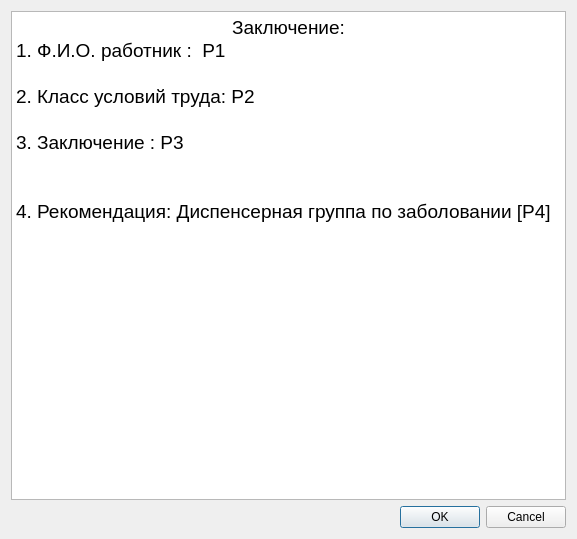
MafuraG/Zubopros, file diagnosisform.ui: the form before one commit.
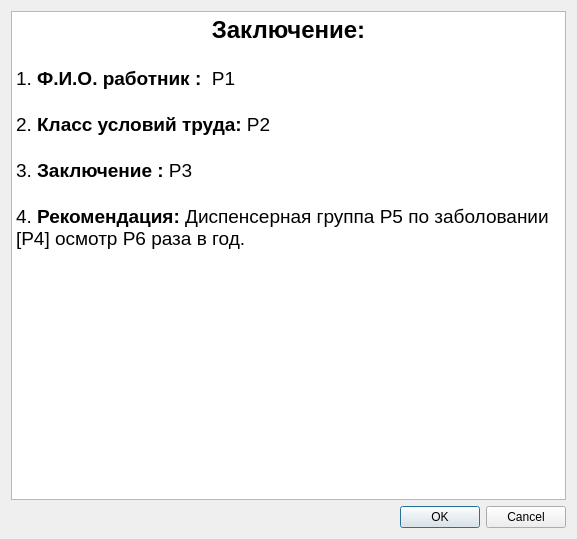
The form after the commit.

What changed in the file:
```diff
--- a/diagnosisform.ui
+++ b/diagnosisform.ui
@@ -21,15 +21,15 @@
 &lt;html&gt;&lt;head&gt;&lt;meta name=&quot;qrichtext&quot; content=&quot;1&quot; /&gt;&lt;style type=&quot;text/css&quot;&gt;
 p, li { white-space: pre-wrap; }
 &lt;/style&gt;&lt;/head&gt;&lt;body style=&quot; font-family:'MS Shell Dlg 2'; font-size:8.25pt; font-weight:400; font-style:normal;&quot;&gt;
-&lt;p align=&quot;center&quot; style=&quot; margin-top:0px; margin-bottom:0px; margin-left:0px; margin-right:0px; -qt-block-indent:0; text-indent:0px;&quot;&gt;&lt;span style=&quot; font-size:14pt;&quot;&gt;Заключение:&lt;/span&gt;&lt;/p&gt;
-&lt;p style=&quot; margin-top:0px; margin-bottom:0px; margin-left:0px; margin-right:0px; -qt-block-indent:0; text-indent:0px;&quot;&gt;&lt;span style=&quot; font-size:14pt;&quot;&gt;1. Ф.И.О. работник :  P1&lt;/span&gt;&lt;/p&gt;
+&lt;p align=&quot;center&quot; style=&quot; margin-top:0px; margin-bottom:0px; margin-left:0px; margin-right:0px; -qt-block-indent:0; text-indent:0px;&quot;&gt;&lt;span style=&quot; font-size:18pt; font-weight:600;&quot;&gt;Заключение:&lt;/span&gt;&lt;/p&gt;
+&lt;p align=&quot;center&quot; style=&quot;-qt-paragraph-type:empty; margin-top:0px; margin-bottom:0px; margin-left:0px; margin-right:0px; -qt-block-indent:0; text-indent:0px; font-size:14pt;&quot;&gt;&lt;br /&gt;&lt;/p&gt;
+&lt;p style=&quot; margin-top:0px; margin-bottom:0px; margin-left:0px; margin-right:0px; -qt-block-indent:0; text-indent:0px;&quot;&gt;&lt;span style=&quot; font-size:14pt;&quot;&gt;1.&lt;/span&gt;&lt;span style=&quot; font-size:14pt; font-weight:600;&quot;&gt; Ф.И.О. работник :&lt;/span&gt;&lt;span style=&quot; font-size:14pt;&quot;&gt;  P1&lt;/span&gt;&lt;/p&gt;
 &lt;p style=&quot;-qt-paragraph-type:empty; margin-top:0px; margin-bottom:0px; margin-left:0px; margin-right:0px; -qt-block-indent:0; text-indent:0px; font-size:14pt;&quot;&gt;&lt;br /&gt;&lt;/p&gt;
-&lt;p style=&quot; margin-top:0px; margin-bottom:0px; margin-left:0px; margin-right:0px; -qt-block-indent:0; text-indent:0px;&quot;&gt;&lt;span style=&quot; font-size:14pt;&quot;&gt;2. Класс условий труда: P2&lt;/span&gt;&lt;/p&gt;
+&lt;p style=&quot; margin-top:0px; margin-bottom:0px; margin-left:0px; margin-right:0px; -qt-block-indent:0; text-indent:0px;&quot;&gt;&lt;span style=&quot; font-size:14pt;&quot;&gt;2. &lt;/span&gt;&lt;span style=&quot; font-size:14pt; font-weight:600;&quot;&gt;Класс условий труда:&lt;/span&gt;&lt;span style=&quot; font-size:14pt;&quot;&gt; P2&lt;/span&gt;&lt;/p&gt;
 &lt;p style=&quot;-qt-paragraph-type:empty; margin-top:0px; margin-bottom:0px; margin-left:0px; margin-right:0px; -qt-block-indent:0; text-indent:0px; font-size:14pt;&quot;&gt;&lt;br /&gt;&lt;/p&gt;
-&lt;p style=&quot; margin-top:0px; margin-bottom:0px; margin-left:0px; margin-right:0px; -qt-block-indent:0; text-indent:0px;&quot;&gt;&lt;span style=&quot; font-size:14pt;&quot;&gt;3. Заключение : P3&lt;/span&gt;&lt;/p&gt;
+&lt;p style=&quot; margin-top:0px; margin-bottom:0px; margin-left:0px; margin-right:0px; -qt-block-indent:0; text-indent:0px;&quot;&gt;&lt;span style=&quot; font-size:14pt;&quot;&gt;3. &lt;/span&gt;&lt;span style=&quot; font-size:14pt; font-weight:600;&quot;&gt;Заключение :&lt;/span&gt;&lt;span style=&quot; font-size:14pt;&quot;&gt; P3&lt;/span&gt;&lt;/p&gt;
 &lt;p style=&quot;-qt-paragraph-type:empty; margin-top:0px; margin-bottom:0px; margin-left:0px; margin-right:0px; -qt-block-indent:0; text-indent:0px; font-size:14pt;&quot;&gt;&lt;br /&gt;&lt;/p&gt;
-&lt;p style=&quot;-qt-paragraph-type:empty; margin-top:0px; margin-bottom:0px; margin-left:0px; margin-right:0px; -qt-block-indent:0; text-indent:0px; font-size:14pt;&quot;&gt;&lt;br /&gt;&lt;/p&gt;
-&lt;p style=&quot; margin-top:0px; margin-bottom:0px; margin-left:0px; margin-right:0px; -qt-block-indent:0; text-indent:0px;&quot;&gt;&lt;span style=&quot; font-size:14pt;&quot;&gt;4. Рекомендация: Диспенсерная группа по заболовании [P4]&lt;/span&gt;&lt;/p&gt;
+&lt;p style=&quot; margin-top:0px; margin-bottom:0px; margin-left:0px; margin-right:0px; -qt-block-indent:0; text-indent:0px;&quot;&gt;&lt;span style=&quot; font-size:14pt;&quot;&gt;4. &lt;/span&gt;&lt;span style=&quot; font-size:14pt; font-weight:600;&quot;&gt;Рекомендация:&lt;/span&gt;&lt;span style=&quot; font-size:14pt;&quot;&gt; Диспенсерная группа P5 по заболовании [P4] осмотр P6 раза в год.&lt;/span&gt;&lt;/p&gt;
 &lt;p style=&quot;-qt-paragraph-type:empty; margin-top:0px; margin-bottom:0px; margin-left:0px; margin-right:0px; -qt-block-indent:0; text-indent:0px; font-size:14pt;&quot;&gt;&lt;br /&gt;&lt;/p&gt;&lt;/body&gt;&lt;/html&gt;</string>
      </property>
     </widget>
```
